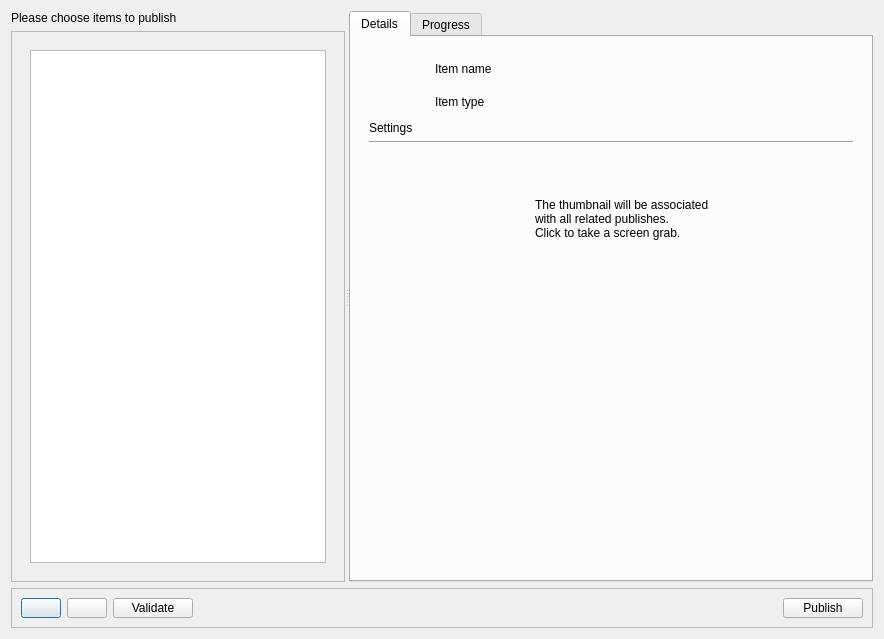
The window that resources/dialog.ui (shotgunsoftware/tk-multi-publish2) describes before a commit, drawn with Qt 5.
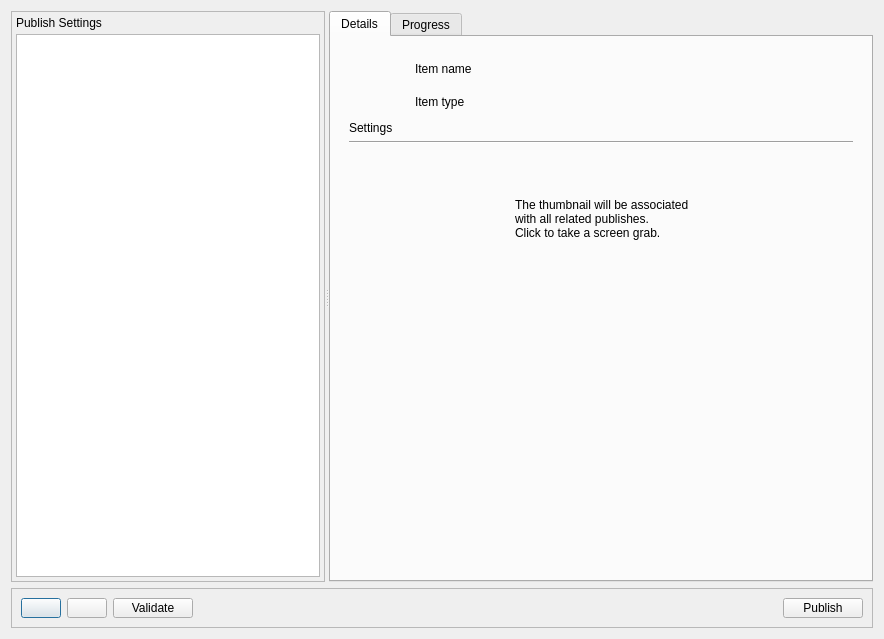
The same window after the commit. The open tabs and pages were chosen to show the change. Icons and pictures are not drawn. Custom widgets are drawn as their Qt base class.

```diff
--- a/resources/dialog.ui
+++ b/resources/dialog.ui
@@ -21,13 +21,6 @@
      </property>
      <widget class="QWidget" name="verticalLayoutWidget">
       <layout class="QVBoxLayout" name="verticalLayout">
-       <item>
-        <widget class="QLabel" name="label">
-         <property name="text">
-          <string>Please choose items to publish</string>
-         </property>
-        </widget>
-       </item>
        <item>
         <widget class="DropAreaFrame" name="frame">
          <property name="frameShape">
@@ -37,13 +30,32 @@
           <enum>QFrame::Raised</enum>
          </property>
          <layout class="QVBoxLayout" name="verticalLayout_2">
+          <property name="spacing">
+           <number>0</number>
+          </property>
+          <property name="margin">
+           <number>0</number>
+          </property>
           <item>
-           <widget class="QStackedWidget" name="stackedWidget">
+           <widget class="QStackedWidget" name="items_tree_stack">
             <property name="currentIndex">
              <number>0</number>
             </property>
             <widget class="QWidget" name="page">
              <layout class="QVBoxLayout" name="verticalLayout_15">
+              <property name="spacing">
+               <number>4</number>
+              </property>
+              <property name="margin">
+               <number>4</number>
+              </property>
+              <item>
+               <widget class="QLabel" name="items_tree_label">
+                <property name="text">
+                 <string>Please choose items to publish</string>
+                </property>
+               </widget>
+              </item>
               <item>
                <widget class="QTreeWidget" name="items_tree">
                 <attribute name="headerVisible">
@@ -60,8 +72,21 @@
             </widget>
             <widget class="QWidget" name="page_2">
              <layout class="QVBoxLayout" name="verticalLayout_14">
+              <property name="spacing">
+               <number>4</number>
+              </property>
+              <property name="margin">
+               <number>4</number>
+              </property>
               <item>
-               <widget class="QTreeWidget" name="items_tree_2">
+               <widget class="QLabel" name="reversed_items_tree_label">
+                <property name="text">
+                 <string>Publish Settings</string>
+                </property>
+               </widget>
+              </item>
+              <item>
+               <widget class="QTreeWidget" name="reversed_items_tree">
                 <attribute name="headerVisible">
                  <bool>false</bool>
                 </attribute>
```
